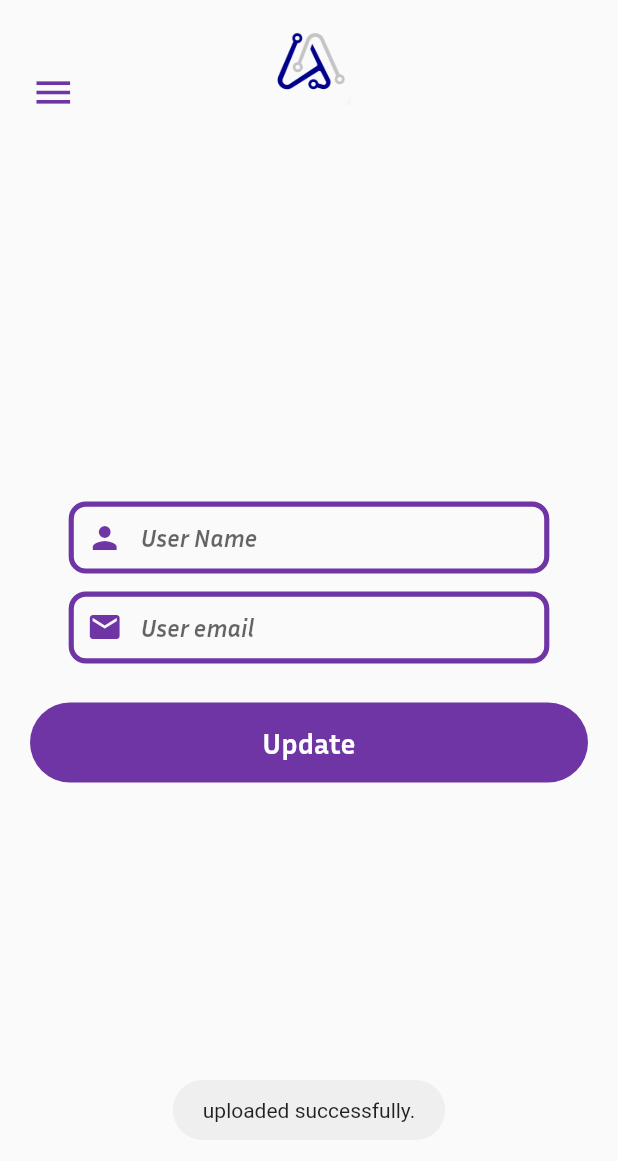
After one commit to hashanranasinghe/android-video-encryption-sharing, a Flutter app: the ProfileScreen screen opened by its route, after a tap on "Update", on a phone screen of 412 x 824 dp. The commit adds this screen. Shown: the top 1161 px of the screen. Run offline on Flutter 3.47's test engine with Material 2 defaults, Android fonts, the phone set to English and light mode, and no system bars; our stand-ins replace cloud_firestore, file_picker, firebase_auth, firebase_core, firebase_storage, flutter_screenutil and 4 more; missing offline and left inert: string_extensions; accounts and stored records are empty.

Commit message:
video details & profile screen

```diff
--- a/lib/main.dart
+++ b/lib/main.dart
@@ -1,6 +1,7 @@
 import 'package:app/screens/contactlistscreen.dart';
 import 'package:app/screens/favoritecontactlistscreen.dart';
 import 'package:app/screens/loginscreen.dart';
+import 'package:app/screens/profilescreen.dart';
 import 'package:app/screens/sharevideolistscreen.dart';
 import 'package:app/screens/signupscreen.dart';
 import 'package:app/screens/splashscreen.dart';
@@ -64,6 +65,7 @@ class MyApp extends StatelessWidget {
             ContactListScreen.routeName: (ctx) => const ContactListScreen(),
             ShareVideoListScreen.routeName: (ctx) => const ShareVideoListScreen(),
             FavoriteContactListScreen.routeName: (ctx) => const FavoriteContactListScreen(),
+            ProfileScreen.routeName: (ctx) => const ProfileScreen(),
           },
         ),
 
--- /dev/null
+++ b/lib/screens/profilescreen.dart
@@ -0,0 +1,160 @@
+import 'package:cloud_firestore/cloud_firestore.dart';
+import 'package:firebase_auth/firebase_auth.dart';
+import 'package:flutter/material.dart';
+import 'package:flutter_screenutil/flutter_screenutil.dart';
+import 'package:fluttertoast/fluttertoast.dart';
+import '../api/Validator.dart';
+import '../widgets/constants.dart';
+import '../widgets/drawer_widget.dart';
+import '../widgets/input_field.dart';
+import '../widgets/topscreen.dart';
+
+class ProfileScreen extends StatefulWidget {
+  const ProfileScreen({Key? key}) : super(key: key);
+  static const routeName = 'Profile screen';
+
+  @override
+  State<ProfileScreen> createState() => _ProfileScreenState();
+}
+
+class _ProfileScreenState extends State<ProfileScreen> {
+
+  @override
+  void initState() {
+    // TODO: implement initState
+    getCurrentUser();
+    super.initState();
+  }
+  final GlobalKey<ScaffoldState> _scaffoldKey = GlobalKey<ScaffoldState>();
+  final userCollection = FirebaseFirestore.instance.collection('users');
+  final _auth = FirebaseAuth.instance;
+  TextEditingController emailController = TextEditingController();
+  TextEditingController nameController = TextEditingController();
+  String? detailName;
+  String? detailEmail;
+  bool isLoading = false;
+  @override
+  Widget build(BuildContext context) {
+    return Scaffold(
+      key: _scaffoldKey,
+      resizeToAvoidBottomInset: false,
+      drawer: DrawerWidget(
+        scaffoldKey: _scaffoldKey,
+      ),
+      body: Column(
+        crossAxisAlignment: CrossAxisAlignment.start,
+        children: [
+          TopScreenWidget(
+              scaffoldKey: _scaffoldKey,
+              topLeft: SizedBox(
+                height: 50.h,
+                width: 50.w,
+              )),
+            isLoading == true?Column(
+              mainAxisAlignment: MainAxisAlignment.center,
+              children: [
+                SizedBox(
+                  height: 200.h,
+                ),
+                _buildName(),
+                _buildEmail(),
+                Padding(
+                  padding: EdgeInsets.all(20),
+                  child: TextButton(
+                      onPressed: () async{
+                        updateUserInfo(nameController.text, emailController.text);
+                      },
+                      child: Container(
+                        padding: EdgeInsets.symmetric(
+                            vertical: 6.h, horizontal: 6.w),
+                        width: double.infinity,
+                        child: Center(
+                          child: Text(
+                            'Update',
+                            textAlign: TextAlign.center,
+                            style: TextStyle(
+                                color: Colors.white,
+                                fontFamily: 'InriaSans',
+                                fontWeight: FontWeight.bold,
+                                fontSize: 17.sp),
+                          ),
+                        ),
+                      ),
+                      style: ButtonStyle(
+                          shape: MaterialStateProperty.all<
+                              RoundedRectangleBorder>(
+                              RoundedRectangleBorder(
+                                borderRadius: BorderRadius.circular(27.r),
+                              )),
+                          backgroundColor: MaterialStateProperty.all(
+                              kPrimaryColor))),
+                ),
+              ],
+            ):Center(
+                child: CircularProgressIndicator(
+                  color: kPrimaryColor,
+                ))
+
+        ],
+      ),
+    );
+  }
+
+  Widget _buildName(){
+    return InputField(
+      controller: nameController..text= detailName!,
+      icon: Icons.person,
+      text: 'User Name',
+      detail: detailName,
+      textAlign: TextAlign.left,
+      textInputType: TextInputType.name,
+      function: Validator.nameValidate,
+
+    );
+  }
+  Widget _buildEmail(){
+    return InputField(
+      controller: emailController..text=detailEmail!,
+      icon: Icons.email,
+      text: 'User email',
+      detail: detailEmail,
+      textAlign: TextAlign.left,
+      textInputType: TextInputType.emailAddress,
+      function: Validator.emailValidate,
+
+    );
+  }
+
+
+
+  Future getCurrentUser() async{
+    User? user = _auth.currentUser;
+    final uid = user!.uid;
+    DocumentSnapshot documentSnapshot =await userCollection.doc(uid).get();
+    String userName = documentSnapshot.get('userName');
+    String email = documentSnapshot.get('email');
+    setState(() {
+      detailName = userName;
+      detailEmail = email;
+      isLoading = true;
+
+    });
+    print(detailEmail);
+    print(detailName);
+    return [userName , email];
+  }
+
+  Future updateUserInfo(String name,String email ) async{
+    User? user = _auth.currentUser;
+    final uid = user!.uid;
+    return await userCollection.doc(uid).set({
+      'userName': name,
+      'email': email,
+    }
+    ).whenComplete(() =>
+
+        Fluttertoast.showToast(msg: "uploaded successfully.").whenComplete(() =>
+            Navigator.of(context).pushReplacementNamed(ProfileScreen.routeName)));
+
+  }
+}
--- a/lib/screens/sharevideolistscreen.dart
+++ b/lib/screens/sharevideolistscreen.dart
@@ -54,8 +54,6 @@ class _ShareVideoListScreenState extends State<ShareVideoListScreen> {
                           height: 50.h,
                           width: 50.w,
                         )),
-                    // buildHeader(_videoList.length),
-                    // const SizedBox(height: 12),
                     Expanded(
                       child: isLoading == true ?
                       Center(
--- a/lib/widgets/drawer_widget.dart
+++ b/lib/widgets/drawer_widget.dart
@@ -1,5 +1,6 @@
 import 'package:app/screens/favoritecontactlistscreen.dart';
 import 'package:app/screens/loginscreen.dart';
+import 'package:app/screens/profilescreen.dart';
 import 'package:app/screens/uploadscreen.dart';
 import 'package:app/screens/videolistscreen.dart';
 import 'package:app/widgets/list_tile_field.dart';
@@ -74,6 +75,14 @@ class _DrawerWidgetState extends State<DrawerWidget> {
                   icon: Icons.favorite_border,
                   text: 'My Contacts'),
 
+              ListTileField(
+                  function: () {
+                    Navigator.of(context)
+                        .pushNamed(ProfileScreen.routeName);
+                  },
+                  icon: Icons.person_outline_rounded,
+                  text: 'My Profile'),
+
 
               ListTileField(
                   function: () async{
--- a/lib/widgets/input_field.dart
+++ b/lib/widgets/input_field.dart
@@ -9,6 +9,7 @@ class InputField extends StatelessWidget {
   final TextInputType textInputType;
   final TextAlign textAlign;
   final Function(String)? function;
+  final String? detail;
 
 
 
@@ -21,6 +22,7 @@ class InputField extends StatelessWidget {
     required this.textInputType,
     required this.textAlign,
     this.function,
+    this.detail,
   }) : super(key: key);
 
   @override
@@ -33,7 +35,6 @@ class InputField extends StatelessWidget {
         validator: (value){
           return function!(value!);
         },
-
         textAlign: textAlign,
         decoration: InputDecoration(
           prefixIcon: Icon(icon,color: kPrimaryColor,),
--- a/pubspec.yaml
+++ b/pubspec.yaml
@@ -52,6 +52,7 @@ dependencies:
   flutter_screenutil: ^5.5.3+2
   basic_utils: ^4.2.2
   lottie: ^1.3.0
+  flutter_flushbar: ^0.0.2
 
 
 
```
Also changed, not shown: lib/screens/videolistscreen.dart (+0 -10 lines), lib/widgets/details_dialog.dart (added, +77 -0 lines), lib/widgets/videoList/card_field.dart (+11 -1 lines), lib/widgets/videoList/share_video_card.dart (+41 -6 lines), lib/widgets/videoList/video_card.dart (+156 -151 lines), pubspec.lock.
